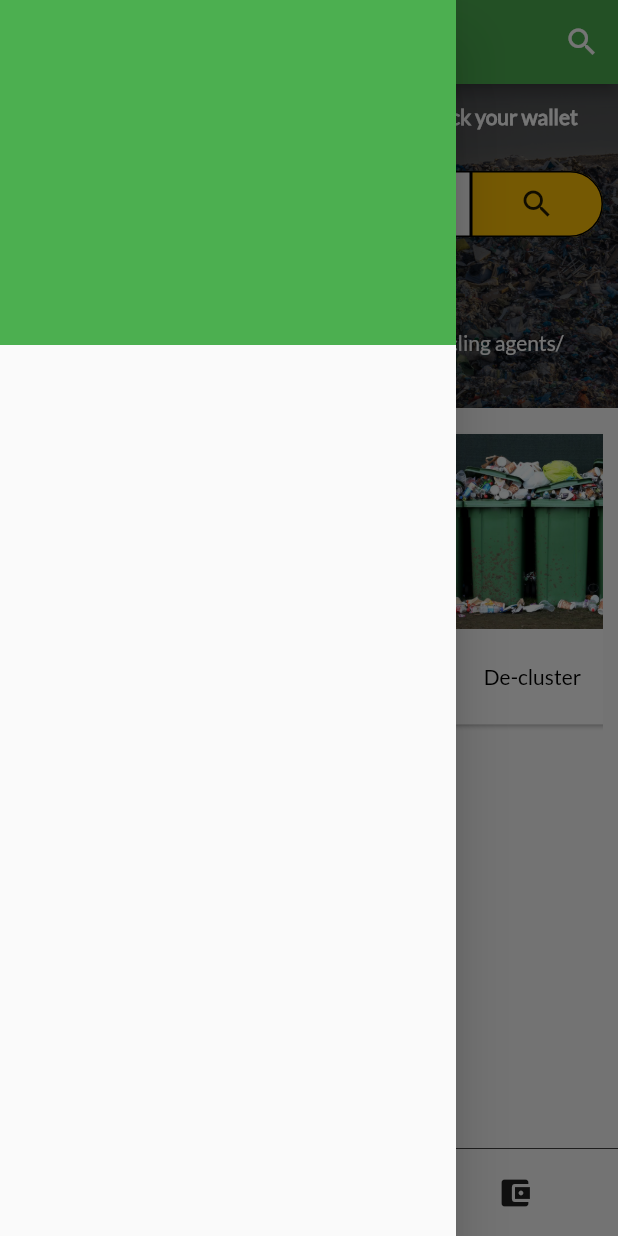
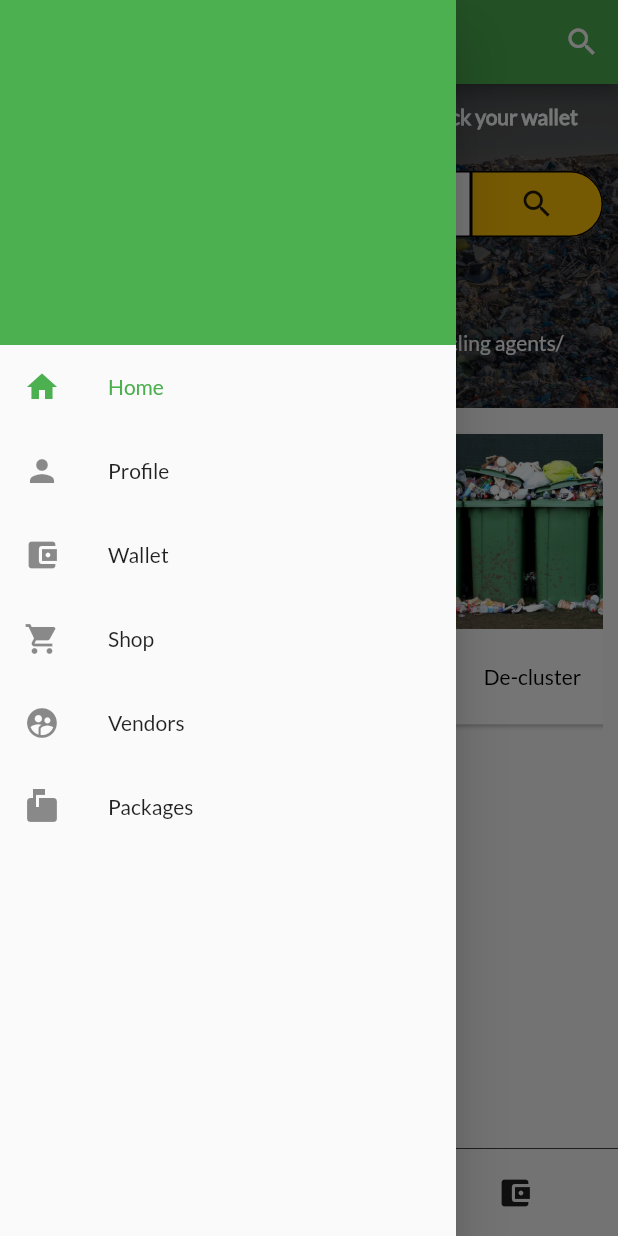
Before and after one commit to elishaking/waste_mx, a Flutter app: the HomePage screen opened by its route, with the side drawer open, on a phone screen of 412 x 824 dp. Run offline on Flutter 3.47's test engine with Material 2 defaults, Android fonts, the phone set to English and light mode, and no system bars.

Commit message:
implemented drawer

```diff
--- a/lib/main.dart
+++ b/lib/main.dart
@@ -21,7 +21,7 @@ class MyApp extends StatelessWidget {
         buttonColor: Colors.amber,
         fontFamily: 'Lato'
       ),
-      home: DisposeWastePage(),
+      home: HomePage(),
       routes: {
         'login': (BuildContext context) => LoginPage(),
         'signup': (BuildContext context) => SignUpPage(),
--- a/lib/pages/home.dart
+++ b/lib/pages/home.dart
@@ -4,15 +4,71 @@ class HomePage extends StatelessWidget {
   final double pad_vertical = 13.0;
   @override
   Widget build(BuildContext context) {
+    final double deviceWidth = MediaQuery.of(context).size.width;
+
     return Scaffold(
       drawer: Drawer(
+        child: SingleChildScrollView(
           child: Column(
             children: <Widget>[
               Container(
                 height: 230,
+                width: deviceWidth,
                 color: Theme.of(context).primaryColor,
-            )
+//                child: CircleAvatar(
+//                  child: Image(image: AssetImage('assets/profile.png'), fit: BoxFit.fill,),
+//                ),
+              ),
+              ListTile(
+                leading: Icon(Icons.home),
+                title: Text('Home'),
+                onTap: (){
+                  Navigator.pop(context);
+                },
+                selected: true,
+              ),
+              ListTile(
+                leading: Icon(Icons.person),
+                title: Text('Profile'),
+                onTap: (){
+                  Navigator.pop(context);
+                  Navigator.pushNamed(context, 'profile');
+                },
+              ),
+              ListTile(
+                leading: Icon(Icons.account_balance_wallet),
+                title: Text('Wallet'),
+                onTap: (){
+                  Navigator.pop(context);
+//                  Navigator.pushNamed(context, 'profile');
+                },
+              ),
+              ListTile(
+                leading: Icon(Icons.shopping_cart),
+                title: Text('Shop'),
+                onTap: (){
+                  Navigator.pop(context);
+//                  Navigator.pushNamed(context, 'profile');
+                },
+              ),
+              ListTile(
+                leading: Icon(Icons.supervised_user_circle),
+                title: Text('Vendors'),
+                onTap: (){
+                  Navigator.pop(context);
+//                  Navigator.pushNamed(context, 'profile');
+                },
+              ),
+              ListTile(
+                leading: Icon(Icons.markunread_mailbox),
+                title: Text('Packages'),
+                onTap: (){
+                  Navigator.pop(context);
+//                  Navigator.pushNamed(context, 'profile');
+                },
+              ),
             ],
+          ),
         ),
       ),
       appBar: AppBar(
```
Lines whose indentation alone changed are shown as unchanged.
